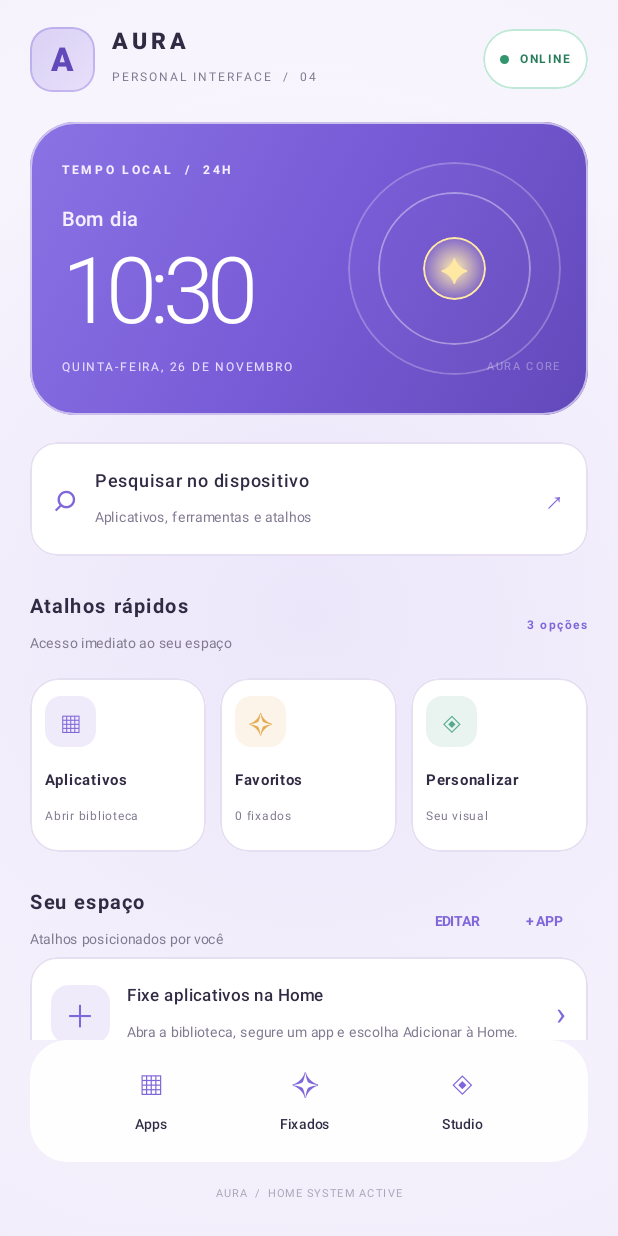
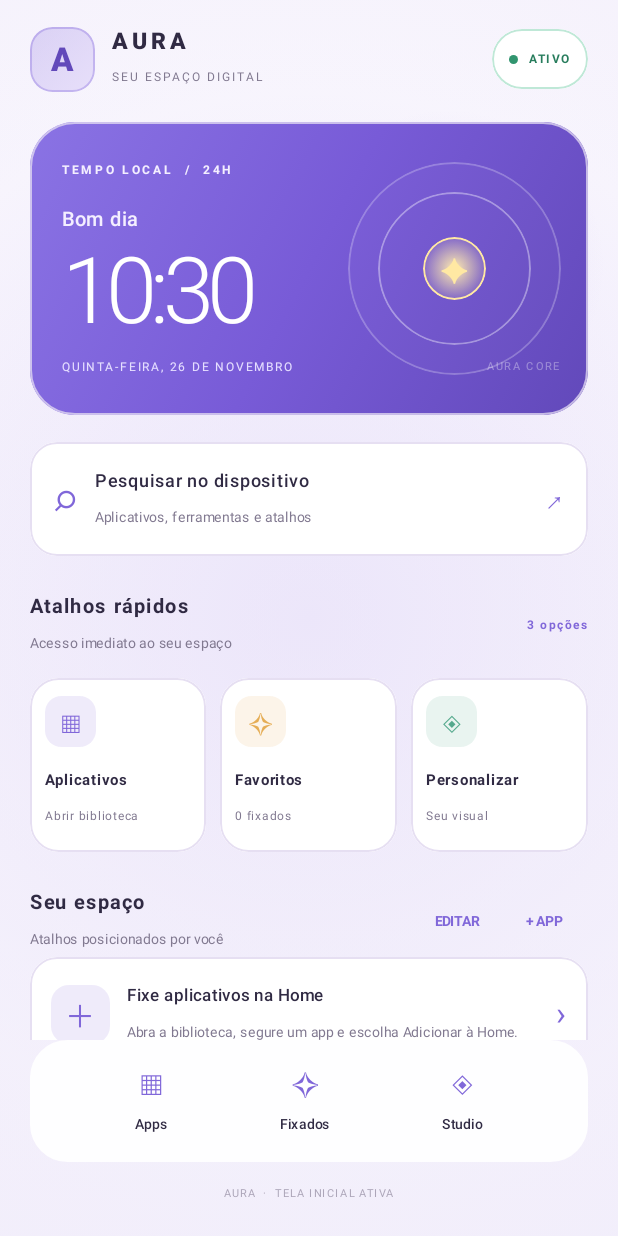
Before and after one commit to matheusvini-art/AURA-Launcher, an Android app built with Jetpack Compose: the screen it shows after launch (MainActivity), on a phone screen of 412 x 824 dp. Run offline under Robolectric (Android 15) with nearby library versions, the phone set to English and light mode, and no system bars.

Commit message:
feat(ui): polish AURA home states and support night plum theme

```diff
--- a/app/src/main/java/com/auralauncher/MainActivity.kt
+++ b/app/src/main/java/com/auralauncher/MainActivity.kt
@@ -1006,6 +1006,7 @@ private fun AuraLauncher(
                     iconSize = currentIconSize,
                     labels = showLabels,
                     accent = accentColor,
+                    darkMode = themeMode == 1,
                     isDefault = isDefault,
                     animations = motionEnabled,
                     onOpenDrawer = { showDrawer = true; drawerTab = 0 },
@@ -1112,6 +1113,7 @@ private fun HomeScreen(
     iconSize: Float,
     labels: Boolean,
     accent: Color,
+    darkMode: Boolean,
     isDefault: Boolean,
     animations: Boolean,
     onOpenDrawer: () -> Unit,
@@ -1142,13 +1144,13 @@ private fun HomeScreen(
     }
 
     val wallpaperBitmap = rememberWallpaperBitmap(wallpaperPath)
-    val pageBackground = Color(0xFFF0ECFA)
-    val ink = Color(0xFF302A43)
-    val muted = Color(0xFF817990)
-    val surface = Color(0xFFFFFFFF)
-    val softSurface = Color(0xFFF8F5FF)
-    val outline = Color(0xFFE6DFF2)
-    val brand = Color(0xFF7658D8)
+    val pageBackground = if (darkMode) Color(0xFF100B19) else Color(0xFFF0ECFA)
+    val ink = if (darkMode) Color(0xFFF6F0FF) else Color(0xFF302A43)
+    val muted = if (darkMode) Color(0xFFB7AFC8) else Color(0xFF817990)
+    val surface = if (darkMode) Color(0xFF21192E) else Color(0xFFFFFFFF)
+    val softSurface = if (darkMode) Color(0xFF2A2039) else Color(0xFFF8F5FF)
+    val outline = if (darkMode) Color(0xFF45385C) else Color(0xFFE6DFF2)
+    val brand = if (darkMode) Color(0xFFB29BFF) else Color(0xFF7658D8)
     Box(
         modifier = Modifier.fillMaxSize().background(pageBackground)
     ) {
@@ -1242,7 +1244,7 @@ private fun HomeScreen(
                             letterSpacing = 3.2.sp
                         )
                         Text(
-                            "PERSONAL INTERFACE  /  04",
+                            "SEU ESPAÇO DIGITAL",
                             color = muted,
                             fontSize = 8.sp,
                             letterSpacing = 1.35.sp
@@ -1263,7 +1265,7 @@ private fun HomeScreen(
                         )
                         Spacer(Modifier.width(7.dp))
                         Text(
-                            if (isDefault) "ONLINE" else "ATIVAR",
+                            if (isDefault) "ATIVO" else "DEFINIR",
                             color = if (isDefault) Color(0xFF287D5D) else Color(0xFF9B6B2F),
                             fontSize = 8.sp,
                             fontWeight = FontWeight.Bold,
@@ -1410,6 +1412,7 @@ private fun HomeScreen(
                         title = "Aplicativos",
                         detail = "Abrir biblioteca",
                         accent = Color(0xFF8067D9),
+                        darkMode = darkMode,
                         modifier = Modifier.weight(1f),
                         onClick = onOpenDrawer
                     )
@@ -1418,6 +1421,7 @@ private fun HomeScreen(
                         title = "Favoritos",
                         detail = "${favorites.size} fixados",
                         accent = Color(0xFFE5AD55),
+                        darkMode = darkMode,
                         modifier = Modifier.weight(1f),
                         onClick = onOpenFavorites
                     )
@@ -1426,6 +1430,7 @@ private fun HomeScreen(
                         title = "Personalizar",
                         detail = "Seu visual",
                         accent = Color(0xFF55A98D),
+                        darkMode = darkMode,
                         modifier = Modifier.weight(1f),
                         onClick = onOpenSettings
                     )
@@ -1440,7 +1445,7 @@ private fun HomeScreen(
                     }
                     Row(verticalAlignment = Alignment.CenterVertically) {
                         TextButton(onClick = onToggleEditMode) {
-                            Text(if (editMode) "CONCLUIR" else "EDITAR", color = if (editMode) Color(0xFF9BE4C0) else accent, fontSize = 9.sp, fontWeight = FontWeight.Bold)
+                            Text(if (editMode) "CONCLUIR" else "EDITAR", color = if (editMode) Color(0xFF32896C) else accent, fontSize = 9.sp, fontWeight = FontWeight.Bold)
                         }
                         TextButton(onClick = onOpenLibraryForShortcut) {
                             Text("+ APP", color = accent, fontSize = 9.sp, fontWeight = FontWeight.Bold)
@@ -1495,7 +1500,7 @@ private fun HomeScreen(
                     }
                     Row(verticalAlignment = Alignment.CenterVertically) {
                         TextButton(onClick = onToggleEditMode) {
-                            Text(if (editMode) "CONCLUIR" else "EDITAR", color = if (editMode) Color(0xFF9BE4C0) else accent, fontSize = 9.sp, fontWeight = FontWeight.Bold)
+                            Text(if (editMode) "CONCLUIR" else "EDITAR", color = if (editMode) Color(0xFF32896C) else accent, fontSize = 9.sp, fontWeight = FontWeight.Bold)
                         }
                         TextButton(onClick = onOpenWidgetPicker) {
                             Text("+ ADICIONAR", color = accent, fontSize = 9.sp, fontWeight = FontWeight.Bold)
@@ -1705,7 +1710,7 @@ private fun HomeScreen(
             // Dock flutuante persistente.
             Card(
                 modifier = Modifier.fillMaxWidth(),
-                colors = CardDefaults.cardColors(containerColor = Color(0xEEFFFFFF)),
+                colors = CardDefaults.cardColors(containerColor = surface.copy(alpha = 0.94f)),
                 shape = RoundedCornerShape(25.dp)
             ) {
                 Row(
@@ -1713,14 +1718,14 @@ private fun HomeScreen(
                     horizontalArrangement = Arrangement.SpaceEvenly,
                     verticalAlignment = Alignment.CenterVertically
                 ) {
-                    DockAction("▦", "Apps", accent, onOpenDrawer)
-                    DockAction("✧", "Fixados", accent, onOpenFavorites)
-                    DockAction("◈", "Studio", accent, onOpenSettings)
+                    DockAction("▦", "Apps", accent, ink, onOpenDrawer)
+                    DockAction("✧", "Fixados", accent, ink, onOpenFavorites)
+                    DockAction("◈", "Studio", accent, ink, onOpenSettings)
                 }
             }
             Spacer(Modifier.height(5.dp))
             Text(
-                if (isDefault) "AURA  /  HOME SYSTEM ACTIVE" else "AURA  /  TOQUE PARA DEFINIR COMO INÍCIO",
+                if (isDefault) "AURA  ·  TELA INICIAL ATIVA" else "AURA  ·  DEFINIR COMO INÍCIO",
                 color = muted.copy(alpha = 0.62f),
                 fontSize = 7.sp,
                 letterSpacing = 1.1.sp,
@@ -1770,14 +1775,15 @@ private fun HomeCommandTile(
     title: String,
     detail: String,
     accent: Color,
+    darkMode: Boolean,
     modifier: Modifier = Modifier,
     onClick: () -> Unit
 ) {
     Column(
         modifier = modifier
             .clip(RoundedCornerShape(19.dp))
-            .background(Color(0xFFFFFFFF))
-            .border(1.dp, Color(0xFFE6DFF2), RoundedCornerShape(19.dp))
+            .background(if (darkMode) Color(0xFF21192E) else Color(0xFFFFFFFF))
+            .border(1.dp, if (darkMode) Color(0xFF45385C) else Color(0xFFE6DFF2), RoundedCornerShape(19.dp))
             .clickable { onClick() }
             .padding(horizontal = 10.dp, vertical = 12.dp),
         horizontalAlignment = Alignment.Start
@@ -1790,8 +1796,8 @@ private fun HomeCommandTile(
             Text(symbol, color = accent, fontSize = 19.sp)
         }
         Spacer(Modifier.height(10.dp))
-        Text(title, color = Color(0xFF302A43), fontSize = 10.sp, fontWeight = FontWeight.Bold, maxLines = 1)
-        Text(detail, color = Color(0xFF817990), fontSize = 8.sp, maxLines = 1, overflow = TextOverflow.Ellipsis)
+        Text(title, color = if (darkMode) Color(0xFFF6F0FF) else Color(0xFF302A43), fontSize = 10.sp, fontWeight = FontWeight.Bold, maxLines = 1)
+        Text(detail, color = if (darkMode) Color(0xFFB7AFC8) else Color(0xFF817990), fontSize = 8.sp, maxLines = 1, overflow = TextOverflow.Ellipsis)
     }
 }
 
@@ -2476,14 +2482,14 @@ private fun ChoiceChip(label: String, selected: Boolean, accent: Color, onClick:
 }
 
 @Composable
-private fun DockAction(symbol: String, title: String, accent: Color, onClick: () -> Unit) {
+private fun DockAction(symbol: String, title: String, accent: Color, labelColor: Color, onClick: () -> Unit) {
     Column(
         modifier = Modifier.clip(RoundedCornerShape(15.dp)).clickable { onClick() }
             .padding(horizontal = 12.dp, vertical = 4.dp),
         horizontalAlignment = Alignment.CenterHorizontally
     ) {
         Text(symbol, color = accent, fontSize = 22.sp)
-        Text(title, color = Color(0xFF302A43), fontSize = 9.sp, fontWeight = FontWeight.Medium)
+        Text(title, color = labelColor, fontSize = 9.sp, fontWeight = FontWeight.Medium)
     }
 }
 
```
